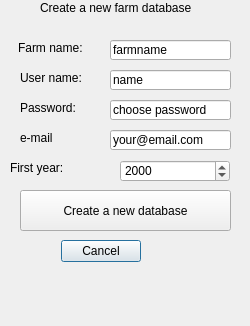
This is widgets/create_farm_popup_base.ui in axelande/geodatafarm3 as Qt 5 draws it before an edit. The edited form follows.
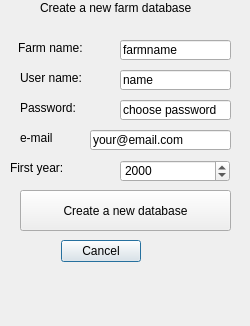
This is the edited form.

Commit message: mior UI changes in create/connect to farm

The edit to the form file:
```diff
--- a/widgets/create_farm_popup_base.ui
+++ b/widgets/create_farm_popup_base.ui
@@ -51,9 +51,9 @@
   <widget class="QLineEdit" name="farm_name">
    <property name="geometry">
     <rect>
-     <x>110</x>
+     <x>120</x>
      <y>40</y>
-     <width>121</width>
+     <width>111</width>
      <height>20</height>
     </rect>
    </property>
@@ -66,7 +66,7 @@
     <rect>
      <x>18</x>
      <y>40</y>
-     <width>81</width>
+     <width>111</width>
      <height>16</height>
     </rect>
    </property>
@@ -90,9 +90,9 @@
   <widget class="QLineEdit" name="user_name">
    <property name="geometry">
     <rect>
-     <x>110</x>
+     <x>120</x>
      <y>70</y>
-     <width>121</width>
+     <width>111</width>
      <height>20</height>
     </rect>
    </property>
@@ -103,9 +103,9 @@
   <widget class="QLineEdit" name="pass_word">
    <property name="geometry">
     <rect>
-     <x>110</x>
+     <x>120</x>
      <y>100</y>
-     <width>121</width>
+     <width>111</width>
      <height>20</height>
     </rect>
    </property>
@@ -129,9 +129,9 @@
   <widget class="QLineEdit" name="email_field">
    <property name="geometry">
     <rect>
-     <x>110</x>
+     <x>90</x>
      <y>130</y>
-     <width>121</width>
+     <width>141</width>
      <height>20</height>
     </rect>
    </property>
```
The commit also changes 1 other file.
